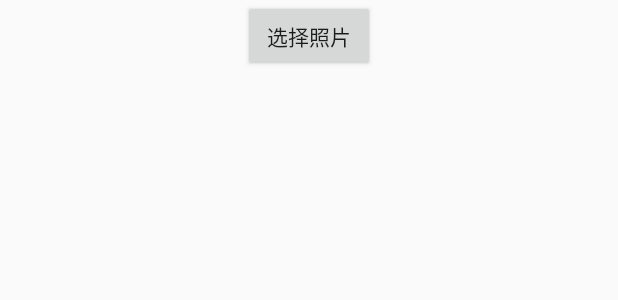
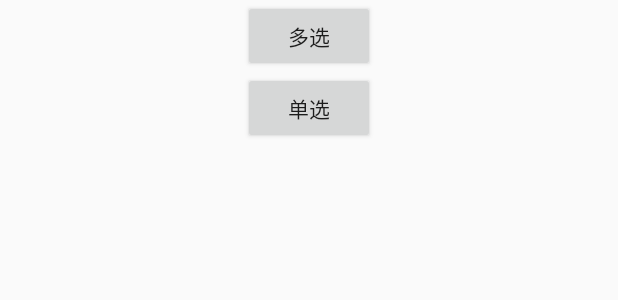
Before and after one commit to AresCool/PhotoPicker, an Android app: the layout activity_main.xml on its own in the app's theme, with its tools: preview values and no code run, on a phone screen of 412 x 824 dp. Shown: the top 300 px of the screen. Run offline under Robolectric (Android 15) with nearby library versions, the phone set to English and light mode, and no system bars.

Commit message:
使用示例

```diff
--- a/app/src/main/AndroidManifest.xml
+++ b/app/src/main/AndroidManifest.xml
@@ -11,7 +11,8 @@
         android:theme="@style/AppTheme" >
         <activity
             android:name="com.foamtrace.photopickersample.MainActivity"
-            android:label="@string/app_name" >
+            android:label="@string/app_name"
+            android:screenOrientation="portrait">
             <intent-filter>
                 <action android:name="android.intent.action.MAIN" />
 
--- a/app/src/main/res/layout/activity_main.xml
+++ b/app/src/main/res/layout/activity_main.xml
@@ -3,14 +3,25 @@
     android:layout_width="match_parent"
     android:layout_height="match_parent"
     android:orientation="vertical">
+
     <Button
-        android:id="@+id/button"
+        android:id="@+id/btnMuilt"
         android:layout_width="wrap_content"
         android:layout_height="wrap_content"
-        android:text="选择照片"
-        android:layout_gravity="center_horizontal" />
-    <TextView
-        android:id="@+id/tvUrls"
+        android:layout_gravity="center_horizontal"
+        android:text="多选" />
+
+    <Button
+        android:id="@+id/btnSingle"
+        android:layout_width="wrap_content"
+        android:layout_height="wrap_content"
+        android:layout_gravity="center_horizontal"
+        android:text="单选" />
+
+    <GridView
+        android:id="@+id/gridView"
         android:layout_width="match_parent"
-        android:layout_height="match_parent" />
+        android:layout_height="match_parent"
+        android:horizontalSpacing="@dimen/space_size"
+        android:verticalSpacing="@dimen/space_size" />
 </LinearLayout>
--- a/app/src/main/res/values-w820dp/dimens.xml
+++ /dev/null
@@ -1,6 +0,0 @@
-<resources>
-    <!-- Example customization of dimensions originally defined in res/values/dimens.xml
-         (such as screen margins) for screens with more than 820dp of available width. This
-         would include 7" and 10" devices in landscape (~960dp and ~1280dp respectively). -->
-    <dimen name="activity_horizontal_margin">64dp</dimen>
-</resources>
--- a/app/src/main/res/values/dimens.xml
+++ /dev/null
@@ -1,5 +0,0 @@
-<resources>
-    <!-- Default screen margins, per the Android Design guidelines. -->
-    <dimen name="activity_horizontal_margin">16dp</dimen>
-    <dimen name="activity_vertical_margin">16dp</dimen>
-</resources>
```
Also changed, not shown: app/src/main/java/com/foamtrace/photopickersample/MainActivity.java (+147 -12 lines), app/src/main/res/layout/item_image.xml (added, +12 -0 lines).
